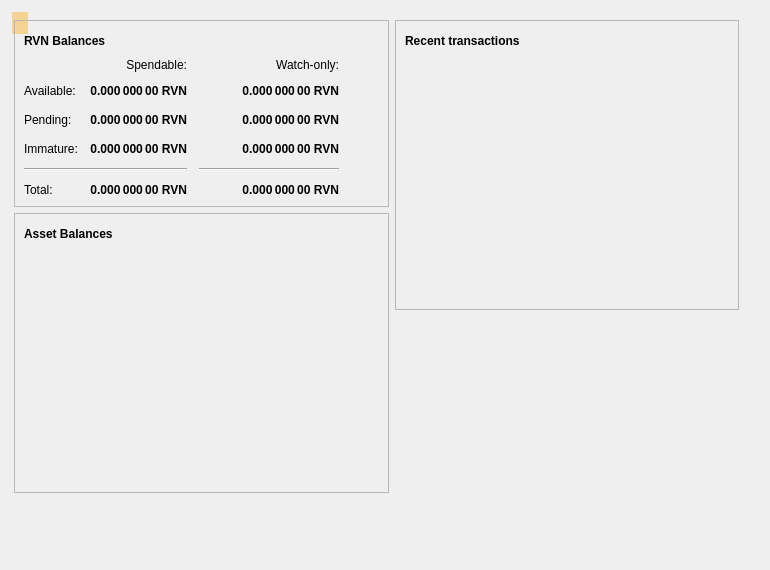
Above: src/qt/forms/overviewpage.ui from RavenProject/Ravencoin before the change. Below: the same form after it.
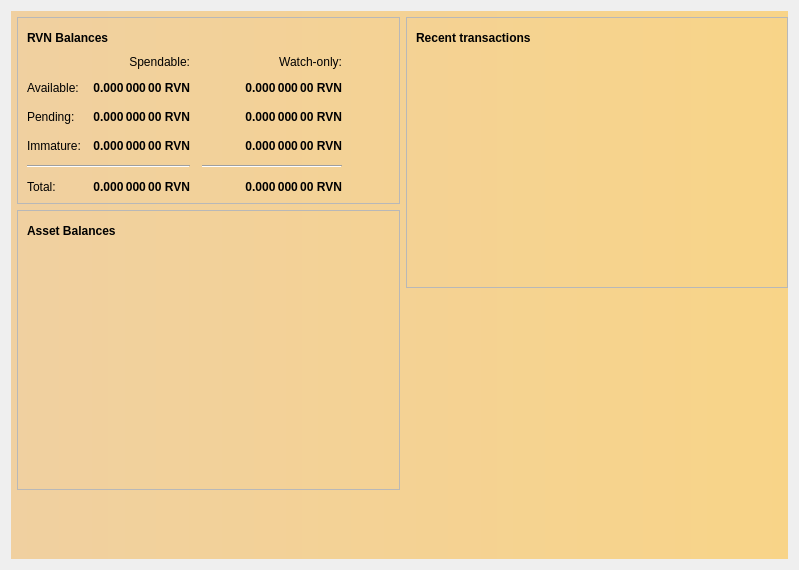
That is the form after the change. Icons and pictures are not drawn.

Commit message: Fix icon, xtra checkbox, resizing, headers

```diff
--- a/src/qt/forms/overviewpage.ui
+++ b/src/qt/forms/overviewpage.ui
@@ -6,22 +6,16 @@
    <rect>
     <x>0</x>
     <y>0</y>
-    <width>770</width>
+    <width>799</width>
     <height>570</height>
    </rect>
   </property>
   <property name="windowTitle">
    <string>Form</string>
   </property>
+  <layout class="QGridLayout" name="gridLayout_3">
+   <item row="0" column="0" rowspan="2" colspan="2">
   <widget class="QLabel" name="labelAlerts">
-   <property name="geometry">
-    <rect>
-     <x>12</x>
-     <y>12</y>
-     <width>16</width>
-     <height>22</height>
-    </rect>
-   </property>
    <property name="visible">
     <bool>true</bool>
    </property>
@@ -38,16 +32,12 @@
     <set>Qt::TextSelectableByMouse</set>
    </property>
   </widget>
-  <widget class="QWidget" name="layoutWidget">
-   <property name="geometry">
-    <rect>
-     <x>14</x>
-     <y>20</y>
-     <width>725</width>
-     <height>580</height>
-    </rect>
-   </property>
-   <layout class="QHBoxLayout" name="horizontalLayout">
+   </item>
+   <item row="1" column="1">
+    <layout class="QHBoxLayout" name="horizontalLayout" stretch="0,0">
+     <property name="sizeConstraint">
+      <enum>QLayout::SetMaximumSize</enum>
+     </property>
     <item>
      <layout class="QVBoxLayout" name="verticalLayout_2">
       <item>
@@ -512,7 +502,7 @@
             <bool>false</bool>
            </property>
            <attribute name="horizontalHeaderVisible">
-            <bool>false</bool>
+             <bool>true</bool>
            </attribute>
            <attribute name="horizontalHeaderStretchLastSection">
             <bool>true</bool>
@@ -563,8 +553,8 @@
         <property name="frameShadow">
          <enum>QFrame::Raised</enum>
         </property>
-        <layout class="QVBoxLayout" name="verticalLayout">
-         <item>
+         <layout class="QGridLayout" name="gridLayout_2">
+          <item row="0" column="0">
           <layout class="QHBoxLayout" name="horizontalLayout_2">
            <item>
             <widget class="QLabel" name="label_4">
@@ -627,7 +617,7 @@
            </item>
           </layout>
          </item>
-         <item>
+          <item row="1" column="0">
           <widget class="QListView" name="listTransactions">
            <property name="styleSheet">
             <string notr="true">QListView { background: transparent; }</string>
@@ -665,7 +655,8 @@
      </layout>
     </item>
    </layout>
-  </widget>
+   </item>
+  </layout>
  </widget>
  <resources/>
  <connections/>
```
Left out of the diff: 8 changed lines with no effect on the pictures. Lines whose indentation alone changed are shown as unchanged. The commit also changes 2 other files.
